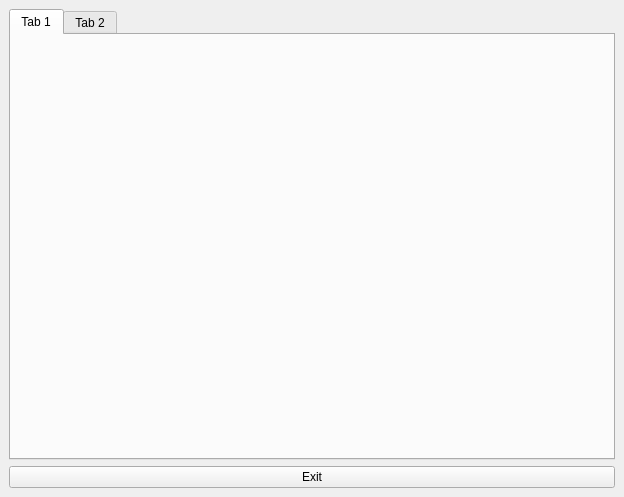
The window that ui/Window.ui (AlongWY/ModCreater-CDDA) describes before a commit, drawn with Qt 5.
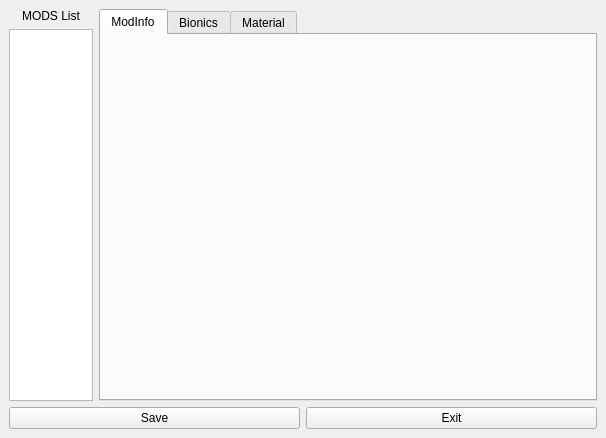
The same window after the commit.

Patch:
```diff
--- a/ui/Window.ui
+++ b/ui/Window.ui
@@ -6,42 +6,91 @@
    <rect>
     <x>0</x>
     <y>0</y>
-    <width>624</width>
-    <height>497</height>
+    <width>606</width>
+    <height>438</height>
    </rect>
   </property>
   <property name="windowTitle">
    <string>MainWindow</string>
   </property>
   <widget class="QWidget" name="centralwidget">
-   <layout class="QVBoxLayout" name="verticalLayout">
-    <item>
+   <layout class="QGridLayout" name="gridLayout">
+    <item row="0" column="0">
      <layout class="QHBoxLayout" name="horizontalLayout">
       <item>
-       <widget class="QTabWidget" name="tabWidget">
+       <layout class="QVBoxLayout" name="verticalLayout_2">
+        <item>
+         <widget class="QLabel" name="MODSLIST">
+          <property name="maximumSize">
+           <size>
+            <width>84</width>
+            <height>16777215</height>
+           </size>
+          </property>
+          <property name="text">
+           <string>MODS List</string>
+          </property>
+          <property name="textFormat">
+           <enum>Qt::AutoText</enum>
+          </property>
+          <property name="alignment">
+           <set>Qt::AlignCenter</set>
+          </property>
+         </widget>
+        </item>
+        <item>
+         <widget class="QListView" name="ListView">
+          <property name="maximumSize">
+           <size>
+            <width>84</width>
+            <height>16777215</height>
+           </size>
+          </property>
+         </widget>
+        </item>
+       </layout>
+      </item>
+      <item>
+       <widget class="QTabWidget" name="TabWidget">
         <property name="currentIndex">
          <number>0</number>
         </property>
-        <widget class="QWidget" name="tab">
+        <widget class="QWidget" name="InfoTab">
          <attribute name="title">
-          <string>Tab 1</string>
+          <string>ModInfo</string>
          </attribute>
         </widget>
-        <widget class="QWidget" name="tab_2">
+        <widget class="QWidget" name="BionicsTab">
          <attribute name="title">
-          <string>Tab 2</string>
+          <string>Bionics</string>
+         </attribute>
+        </widget>
+        <widget class="QWidget" name="MaterialTab">
+         <attribute name="title">
+          <string>Material</string>
          </attribute>
         </widget>
        </widget>
       </item>
      </layout>
     </item>
-    <item>
-     <widget class="QPushButton" name="ExitButton">
-      <property name="text">
-       <string>Exit</string>
-      </property>
-     </widget>
+    <item row="1" column="0">
+     <layout class="QHBoxLayout" name="horizontalLayout_2">
+      <item>
+       <widget class="QPushButton" name="SaveButton">
+        <property name="text">
+         <string>Save</string>
+        </property>
+       </widget>
+      </item>
+      <item>
+       <widget class="QPushButton" name="ExitButton">
+        <property name="text">
+         <string>Exit</string>
+        </property>
+       </widget>
+      </item>
+     </layout>
     </item>
    </layout>
   </widget>
```
